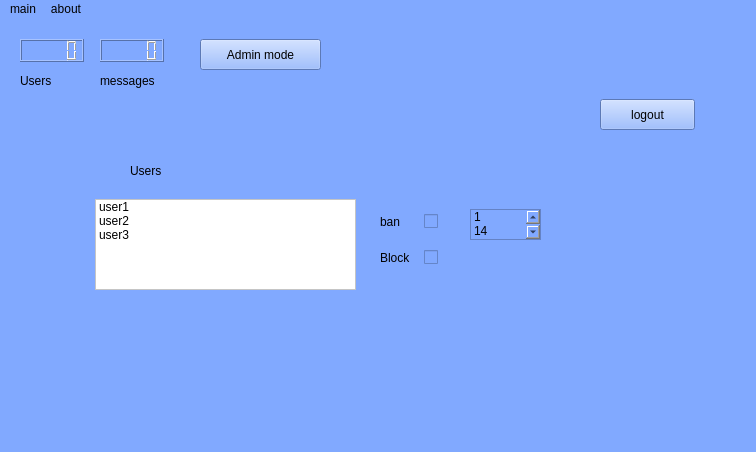
This is mainwindow.ui in catpital/server_chat as Qt 5 draws it before an edit. The edited form follows.
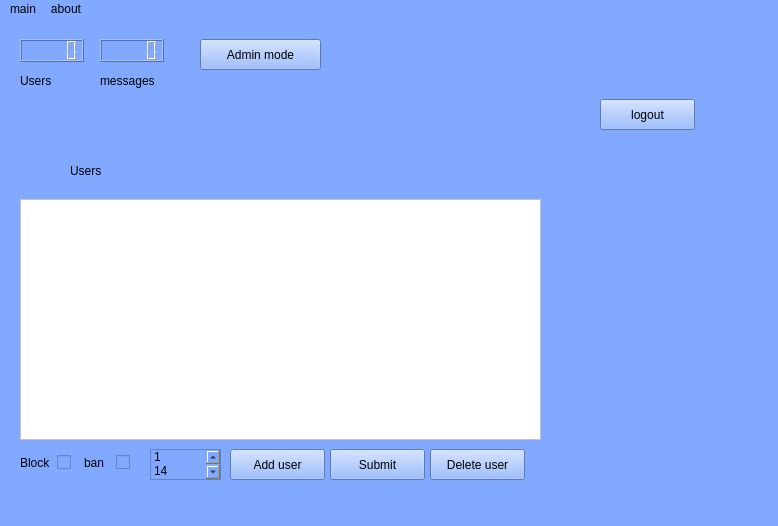
This is the edited form. The open tabs and pages were chosen to show the change. Icons and pictures are not drawn.

Patch:
```diff
--- a/mainwindow.ui
+++ b/mainwindow.ui
@@ -6,8 +6,8 @@
    <rect>
     <x>0</x>
     <y>0</y>
-    <width>756</width>
-    <height>452</height>
+    <width>778</width>
+    <height>526</height>
    </rect>
   </property>
   <property name="windowTitle">
@@ -173,10 +173,10 @@
    <widget class="QStackedWidget" name="stackedWidget">
     <property name="geometry">
      <rect>
-      <x>70</x>
+      <x>10</x>
       <y>110</y>
-      <width>501</width>
-      <height>291</height>
+      <width>571</width>
+      <height>351</height>
      </rect>
     </property>
     <property name="currentIndex">
@@ -298,34 +298,6 @@
      </widget>
     </widget>
     <widget class="QWidget" name="page_2">
-     <widget class="QListWidget" name="listWidget">
-      <property name="geometry">
-       <rect>
-        <x>25</x>
-        <y>70</y>
-        <width>261</width>
-        <height>91</height>
-       </rect>
-      </property>
-      <property name="styleSheet">
-       <string notr="true">background-color: #ffffff</string>
-      </property>
-      <item>
-       <property name="text">
-        <string>user1</string>
-       </property>
-      </item>
-      <item>
-       <property name="text">
-        <string>user2</string>
-       </property>
-      </item>
-      <item>
-       <property name="text">
-        <string notr="true">user3</string>
-       </property>
-      </item>
-     </widget>
      <widget class="QLabel" name="label_6">
       <property name="geometry">
        <rect>
@@ -339,11 +311,24 @@
        <string>Users</string>
       </property>
      </widget>
+     <widget class="QTableView" name="tabViewusers">
+      <property name="geometry">
+       <rect>
+        <x>10</x>
+        <y>70</y>
+        <width>521</width>
+        <height>241</height>
+       </rect>
+      </property>
+      <property name="styleSheet">
+       <string notr="true">background:#ffffff;</string>
+      </property>
+     </widget>
      <widget class="QListWidget" name="bantime">
       <property name="geometry">
        <rect>
-        <x>400</x>
-        <y>80</y>
+        <x>140</x>
+        <y>320</y>
         <width>71</width>
         <height>31</height>
        </rect>
@@ -369,16 +354,73 @@
        </property>
       </item>
      </widget>
+     <widget class="QPushButton" name="pBadduser">
+      <property name="geometry">
+       <rect>
+        <x>220</x>
+        <y>320</y>
+        <width>95</width>
+        <height>31</height>
+       </rect>
+      </property>
+      <property name="text">
+       <string>Add user</string>
+      </property>
+     </widget>
+     <widget class="QPushButton" name="pBsubmit">
+      <property name="geometry">
+       <rect>
+        <x>320</x>
+        <y>320</y>
+        <width>95</width>
+        <height>31</height>
+       </rect>
+      </property>
+      <property name="text">
+       <string>Submit</string>
+      </property>
+     </widget>
+     <widget class="QPushButton" name="pBdeleteuser">
+      <property name="geometry">
+       <rect>
+        <x>420</x>
+        <y>320</y>
+        <width>95</width>
+        <height>31</height>
+       </rect>
+      </property>
+      <property name="text">
+       <string>Delete user</string>
+      </property>
+     </widget>
      <widget class="QWidget" name="layoutWidget">
       <property name="geometry">
        <rect>
-        <x>310</x>
-        <y>70</y>
-        <width>81</width>
-        <height>81</height>
+        <x>10</x>
+        <y>320</y>
+        <width>122</width>
+        <height>27</height>
        </rect>
       </property>
-      <layout class="QVBoxLayout" name="verticalLayout">
+      <layout class="QHBoxLayout" name="horizontalLayout_3">
+       <item>
+        <layout class="QHBoxLayout" name="horizontalLayout">
+         <item>
+          <widget class="QLabel" name="label_5">
+           <property name="text">
+            <string>Block</string>
+           </property>
+          </widget>
+         </item>
+         <item>
+          <widget class="QCheckBox" name="checkBox_block">
+           <property name="text">
+            <string/>
+           </property>
+          </widget>
+         </item>
+        </layout>
+       </item>
        <item>
         <layout class="QHBoxLayout" name="horizontalLayout_2">
          <item>
@@ -400,24 +442,6 @@
          </item>
         </layout>
        </item>
-       <item>
-        <layout class="QHBoxLayout" name="horizontalLayout">
-         <item>
-          <widget class="QLabel" name="label_5">
-           <property name="text">
-            <string>Block</string>
-           </property>
-          </widget>
-         </item>
-         <item>
-          <widget class="QCheckBox" name="checkBox_block">
-           <property name="text">
-            <string/>
-           </property>
-          </widget>
-         </item>
-        </layout>
-       </item>
       </layout>
      </widget>
     </widget>
@@ -456,7 +480,7 @@
     <rect>
      <x>0</x>
      <y>0</y>
-     <width>756</width>
+     <width>778</width>
      <height>28</height>
     </rect>
    </property>
```
Left out of the diff: 89 changed lines with no effect on the pictures.
